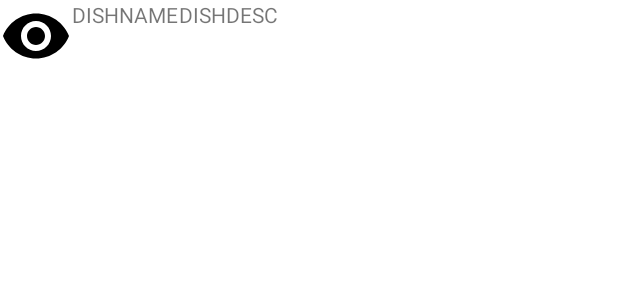
After one commit to tankofpacer/Order, an Android app: the layout item_banner_recommend.xml on its own in the app's theme, with its tools: preview values and no code run, on a phone screen of 412 x 824 dp. The commit adds this screen. Shown: the top 300 px of the screen. Run offline under Robolectric (Android 15) with nearby library versions, the phone set to English and light mode, and no system bars.

Commit message:
添加横幅banner

```diff
--- a/app/build.gradle
+++ b/app/build.gradle
@@ -40,8 +40,10 @@ dependencies {
     implementation 'androidx.lifecycle:lifecycle-livedata-ktx:2.5.1'
     implementation 'androidx.lifecycle:lifecycle-viewmodel-ktx:2.5.1'
     implementation 'com.ashokvarma.android:bottom-navigation-bar:2.2.0'
+    implementation 'com.android.support:multidex:1.0.3'
+    // 带头部的RecycleView
     implementation 'se.emilsjolander:stickylistheaders:2.7.0'
-    implementation 'com.android.support:multidex:1.0.3'
+    implementation 'io.github.youth5201314:banner:2.2.2'
 
     // room
     def room_version = "2.4.3"
--- a/app/src/main/java/com/example/Android_bigWork/Entity/Coupon.java
+++ b/app/src/main/java/com/example/Android_bigWork/Entity/Coupon.java
@@ -33,8 +33,8 @@ public class Coupon {
         this.username = username;
     }
 
-    public Coupon() {
-    }
+//    public Coupon() {
+//    }
 
     @Override
     public String toString() {
--- a/app/src/main/res/drawable/bg_dialog.xml
+++ b/app/src/main/res/drawable/bg_dialog.xml
@@ -6,5 +6,5 @@
         android:centerColor="@color/theme_1"
         android:endColor="@color/theme_2"
         android:startColor="@color/theme_3" />
-    <corners android:radius="50dp" />
+<!--    <corners android:radius="50dp" />-->
 </shape>
--- /dev/null
+++ b/app/src/main/res/layout/item_banner_recommend.xml
@@ -0,0 +1,42 @@
+<?xml version="1.0" encoding="utf-8"?>
+<androidx.constraintlayout.widget.ConstraintLayout xmlns:android="http://schemas.android.com/apk/res/android"
+    xmlns:app="http://schemas.android.com/apk/res-auto"
+    xmlns:tools="http://schemas.android.com/tools"
+    android:layout_width="match_parent"
+    android:layout_height="wrap_content">
+
+    <LinearLayout
+        android:layout_width="match_parent"
+        android:layout_height="wrap_content"
+        android:orientation="horizontal"
+        app:flow_horizontalAlign="start"
+        app:layout_constraintBottom_toBottomOf="parent"
+        app:layout_constraintEnd_toEndOf="parent"
+        app:layout_constraintStart_toStartOf="parent"
+        app:layout_constraintTop_toTopOf="parent">
+
+        <ImageView
+            android:id="@+id/imageView7"
+            android:layout_width="wrap_content"
+            android:layout_height="wrap_content"
+            app:srcCompat="@drawable/ic_baseline_remove_red_eye_24" />
+
+        <TextView
+            android:id="@+id/dish_name"
+            android:layout_width="wrap_content"
+            android:layout_height="match_parent"
+            android:layout_weight="0"
+            android:text="DISHNAME"
+            android:visibility="visible" />
+
+        <TextView
+            android:id="@+id/dish_desc"
+            android:layout_width="wrap_content"
+            android:layout_height="match_parent"
+            android:layout_weight="1"
+            android:text="DISHDESC"
+            android:visibility="visible" />
+
+    </LinearLayout>
+
+</androidx.constraintlayout.widget.ConstraintLayout>
```
Also changed, not shown: app/src/main/java/com/example/Android_bigWork/Adapters/ImageAdapter.java (added, +74 -0 lines), app/src/main/java/com/example/Android_bigWork/Fragments/DishMenuFragment.java (+16 -1 lines), app/src/main/res/layout/fragment_dish_menu.xml (+25 -1 lines).
